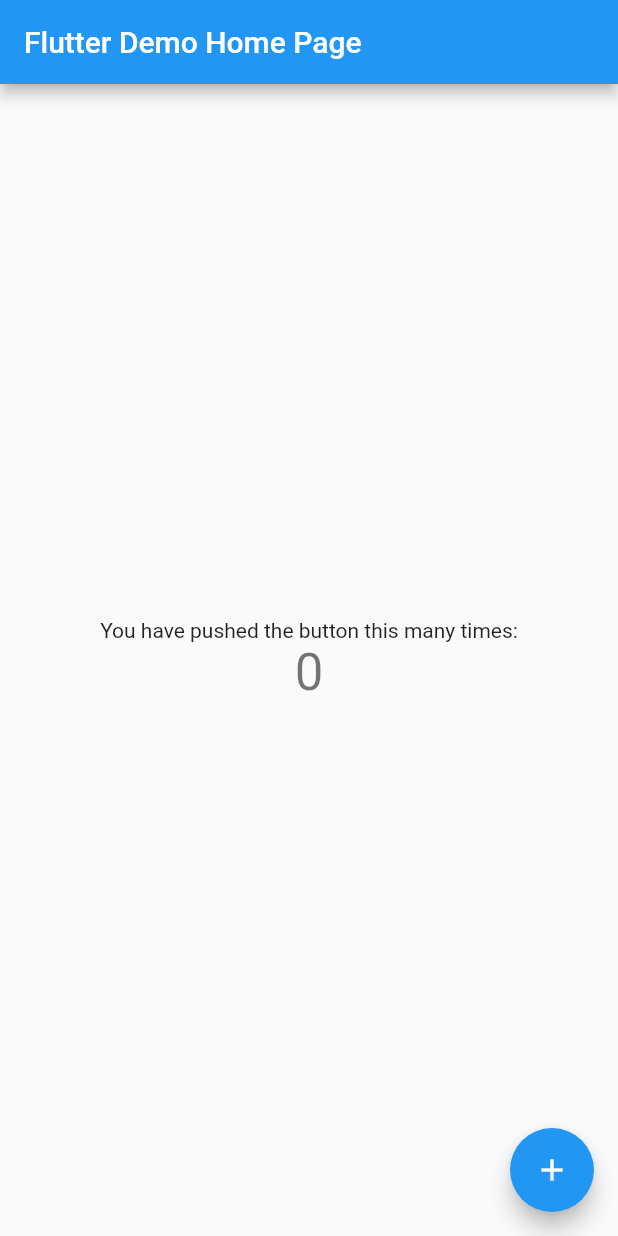
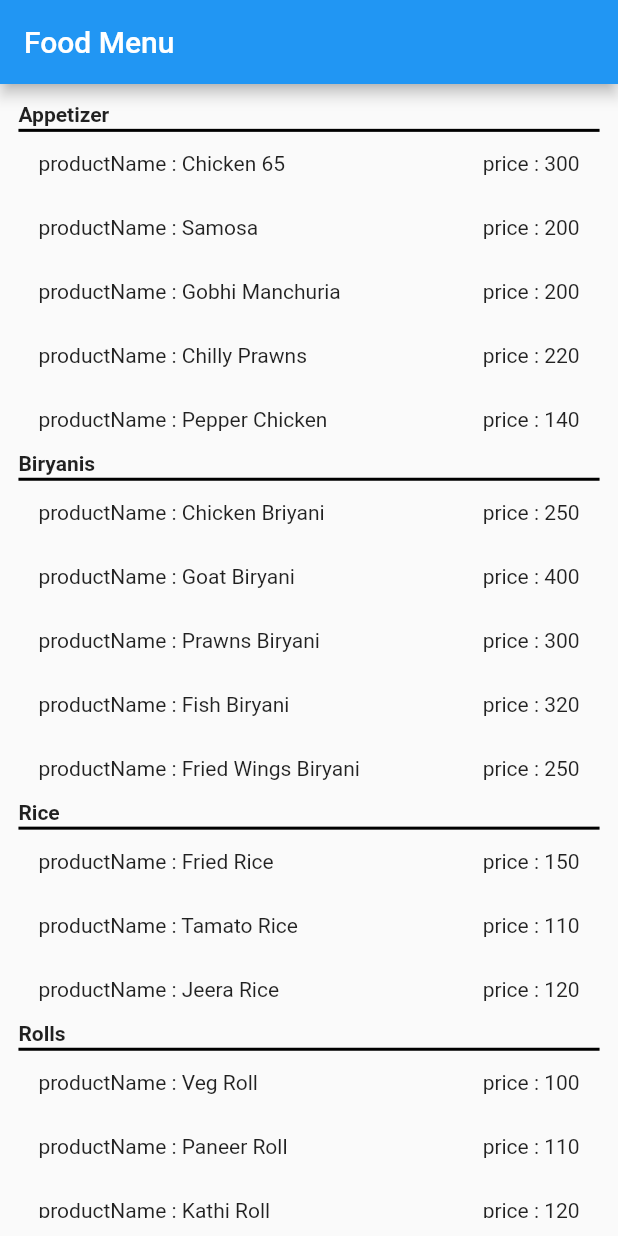
Before and after one commit to Harishnookala/food_menu, a Flutter app: the screen it shows after launch, on a phone screen of 412 x 824 dp. Run offline on Flutter 3.47's test engine with Material 2 defaults, Android fonts, the phone set to English and light mode, and no system bars.

Commit message:
menu card products has shown

```diff
--- a/lib/ViewModel/apicalls.dart
+++ b/lib/ViewModel/apicalls.dart
@@ -1,8 +1,11 @@
 import 'package:flutter/material.dart';
 import 'package:products_task/model/product.dart';
+import 'dart:convert';
 
 class Api{
-   static Future<Product> load_product(BuildContext context) async{
+   static Future load_product(BuildContext context) async{
      String products_json = await DefaultAssetBundle.of(context).loadString("jsonData/sample.json");
+     var result = jsonDecode(products_json) as List;
+     return result;
    }
 }
--- a/lib/main.dart
+++ b/lib/main.dart
@@ -1,4 +1,8 @@
+import 'package:flutter/cupertino.dart';
 import 'package:flutter/material.dart';
+import 'ViewModel/apicalls.dart';
+import 'model/product.dart';
+import 'package:collection/collection.dart';
 
 void main() {
   runApp(MyApp());
@@ -22,13 +26,13 @@ class MyApp extends StatelessWidget {
         // is not restarted.
         primarySwatch: Colors.blue,
       ),
-      home: MyHomePage(title: 'Flutter Demo Home Page'),
+      home: MyHomePage(title: 'Food Menu'),
     );
   }
 }
 
 class MyHomePage extends StatefulWidget {
-  MyHomePage({Key key,  this.title}) : super(key: key);
+  MyHomePage({Key key, this.title}) : super(key: key);
 
   // This widget is the home page of your application. It is stateful, meaning
   // that it has a State object (defined below) that contains fields that affect
@@ -48,17 +52,6 @@ class MyHomePage extends StatefulWidget {
 class _MyHomePageState extends State<MyHomePage> {
   int _counter = 0;
 
-  void _incrementCounter() {
-    setState(() {
-      // This call to setState tells the Flutter framework that something has
-      // changed in this State, which causes it to rerun the build method below
-      // so that the display can reflect the updated values. If we changed
-      // _counter without calling setState(), then the build method would not be
-      // called again, and so nothing would appear to happen.
-      _counter++;
-    });
-  }
-
   @override
   Widget build(BuildContext context) {
     // This method is rerun every time setState is called, for instance as done
@@ -69,45 +62,60 @@ class _MyHomePageState extends State<MyHomePage> {
     // than having to individually change instances of widgets.
     return Scaffold(
       appBar: AppBar(
-        // Here we take the value from the MyHomePage object that was created by
-        // the App.build method, and use it to set our appbar title.
         title: Text(widget.title),
       ),
-      body: Center(
-        // Center is a layout widget. It takes a single child and positions it
-        // in the middle of the parent.
-        child: Column(
-          // Column is also a layout widget. It takes a list of children and
-          // arranges them vertically. By default, it sizes itself to fit its
-          // children horizontally, and tries to be as tall as its parent.
-          //
-          // Invoke "debug painting" (press "p" in the console, choose the
-          // "Toggle Debug Paint" action from the Flutter Inspector in Android
-          // Studio, or the "Toggle Debug Paint" command in Visual Studio Code)
-          // to see the wireframe for each widget.
-          //
-          // Column has various properties to control how it sizes itself and
-          // how it positions its children. Here we use mainAxisAlignment to
-          // center the children vertically; the main axis here is the vertical
-          // axis because Columns are vertical (the cross axis would be
-          // horizontal).
-          mainAxisAlignment: MainAxisAlignment.center,
+      body: Container(
+        padding: EdgeInsets.all(12.3),
+        child: ListView(
           children: <Widget>[
-            Text(
-              'You have pushed the button this many times:',
-            ),
-            Text(
-              '$_counter',
-              style: Theme.of(context).textTheme.headline4,
-            ),
+
+            FutureBuilder(
+              future: Api.load_product(context),
+              builder: (context, snapshot) {
+                if (snapshot.hasData) {
+                  List items = snapshot.data;
+                  List<Widget>children=[];
+                  items.sort((a, b) => a["category"].compareTo(b["category"]));
+                  String category = null;
+                  items.forEach((element) {
+                    if(element["category"] != category){
+                      children.add(Container(
+                          child: Text(element["category"], style: TextStyle(fontWeight: FontWeight.bold),)));
+                      children.add(Container(
+                        margin: EdgeInsets.only(top: 1.6,),
+                        height: 2, color: Colors.black,));
+                      category = element["category"];
+                    }
+                    children.add(Container(
+                      margin: EdgeInsets.all(13.3),
+                      child: Container(
+                        child: Row(
+                          mainAxisAlignment: MainAxisAlignment.spaceBetween,
+                          children: [
+
+                            Text("productName : " + element["productName"]),
+                            Text("price : " +element["price"].toString())
+                          ],
+                        ),
+                      ),
+                    ));
+                  });
+                  return Column(
+                    mainAxisAlignment: MainAxisAlignment.start,
+                    crossAxisAlignment: CrossAxisAlignment.start,
+                    children: children,
+                  );
+
+                } else if (snapshot.hasError) {
+                  return Text("Error");
+                }
+                return Text("---Loading---");
+              },
+            )
           ],
         ),
       ),
-      floatingActionButton: FloatingActionButton(
-        onPressed: _incrementCounter,
-        tooltip: 'Increment',
-        child: Icon(Icons.add),
-      ), // This trailing comma makes auto-formatting nicer for build methods.
+      // This trailing comma makes auto-formatting nicer for build methods.
     );
   }
 }
```
Also changed, not shown: 2 other files.
